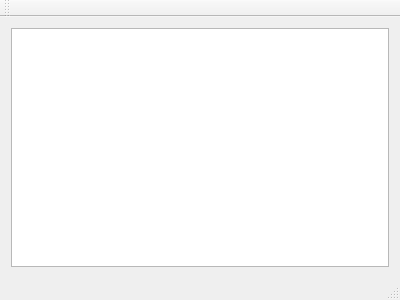
Old version of the form filesystemmodel/mainwindow.ui in the repository saibi/qt.
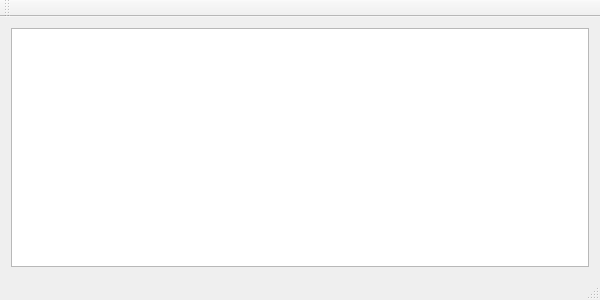
New version of the form.

Commit message: filesystemmodel : reimplement double click to navigate dir

What changed in the file:
```diff
--- a/filesystemmodel/mainwindow.ui
+++ b/filesystemmodel/mainwindow.ui
@@ -6,10 +6,16 @@
    <rect>
     <x>0</x>
     <y>0</y>
-    <width>400</width>
+    <width>600</width>
     <height>300</height>
    </rect>
   </property>
+  <property name="minimumSize">
+   <size>
+    <width>600</width>
+    <height>0</height>
+   </size>
+  </property>
   <property name="windowTitle">
    <string>MainWindow</string>
   </property>
```
Left out of the diff: 2 changed lines with no effect on the pictures. The commit also changes 2 other files.
